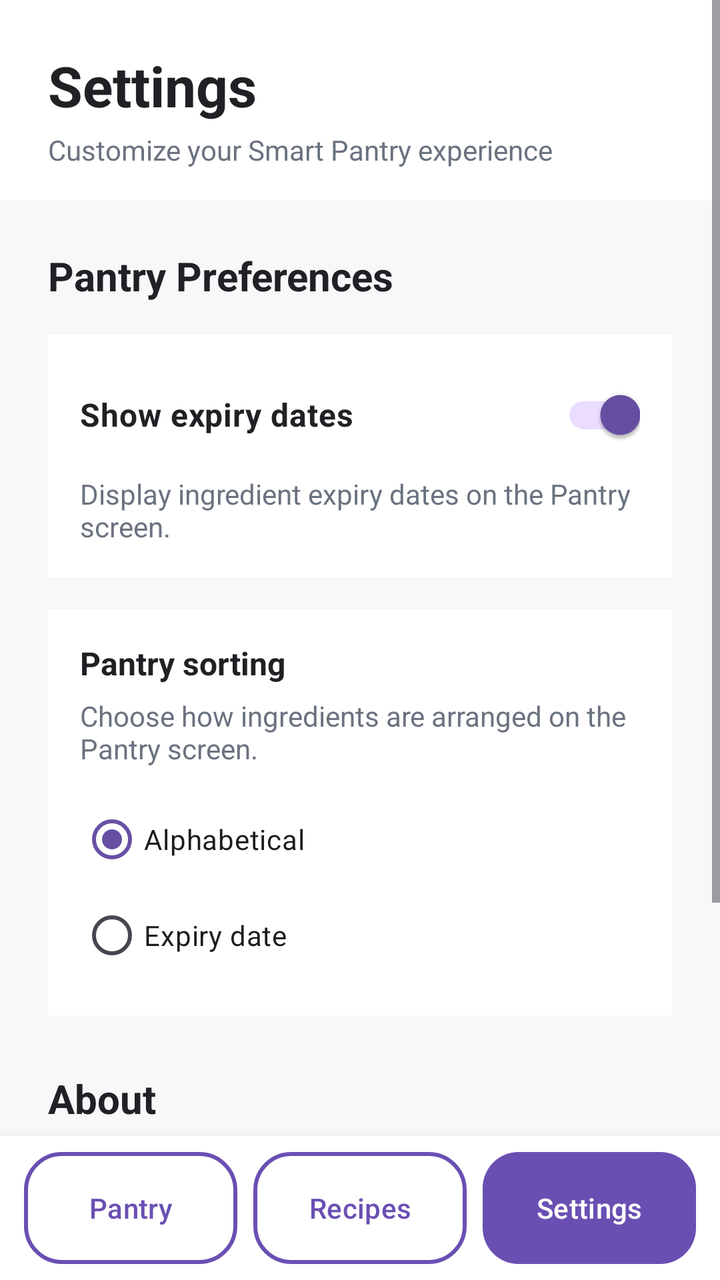
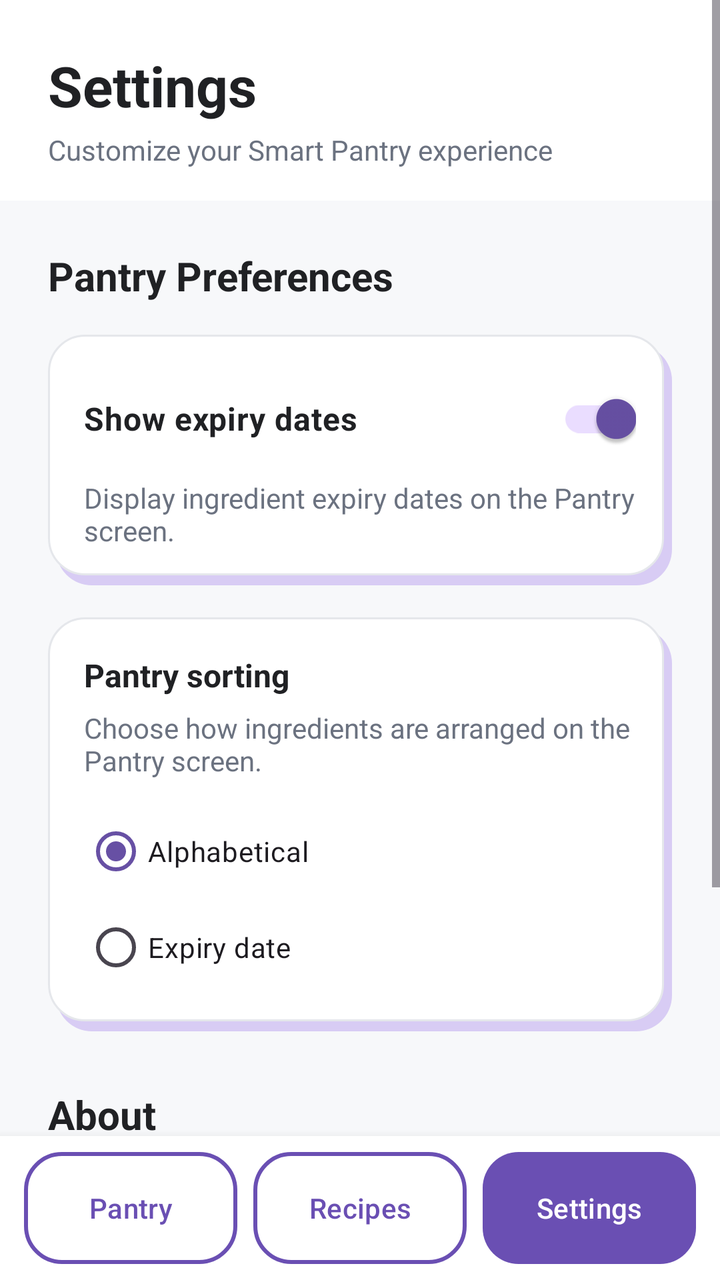

Compare the two renders of this Android layout. The source of the first and the diff that turns it into the second are given below.
<!-- AndroidManifest.xml: application theme Theme.SmartPantryManager -->
<!-- res/layout/activity_settings.xml -->
<?xml version="1.0" encoding="utf-8"?>
<LinearLayout xmlns:android="http://schemas.android.com/apk/res/android"
    xmlns:app="http://schemas.android.com/apk/res-auto"
    android:layout_width="match_parent"
    android:layout_height="match_parent"
    android:orientation="vertical"
    android:background="#F7F8FA">

    
    <ScrollView
        android:layout_width="match_parent"
        android:layout_height="0dp"
        android:layout_weight="1">

        <LinearLayout
            android:layout_width="match_parent"
            android:layout_height="wrap_content"
            android:orientation="vertical">

            
            <LinearLayout
                android:layout_width="match_parent"
                android:layout_height="wrap_content"
                android:orientation="vertical"
                android:paddingStart="24dp"
                android:paddingTop="24dp"
                android:paddingEnd="24dp"
                android:paddingBottom="16dp"
                android:background="#FFFFFF">

                <TextView
                    android:layout_width="wrap_content"
                    android:layout_height="wrap_content"
                    android:text="Settings"
                    android:textSize="28sp"
                    android:textStyle="bold"
                    android:textColor="#202124" />

                <TextView
                    android:layout_width="wrap_content"
                    android:layout_height="wrap_content"
                    android:layout_marginTop="4dp"
                    android:text="Customize your Smart Pantry experience"
                    android:textSize="14sp"
                    android:textColor="#6B7280" />

            </LinearLayout>


            
            <TextView
                android:layout_width="match_parent"
                android:layout_height="wrap_content"
                android:layout_marginStart="24dp"
                android:layout_marginTop="24dp"
                android:layout_marginEnd="24dp"
                android:text="Pantry Preferences"
                android:textSize="20sp"
                android:textStyle="bold"
                android:textColor="#202124" />


            
            <LinearLayout
                android:layout_width="match_parent"
                android:layout_height="wrap_content"
                android:layout_marginStart="24dp"
                android:layout_marginTop="16dp"
                android:layout_marginEnd="24dp"
                android:orientation="vertical"
                android:padding="16dp"
                android:background="#FFFFFF">

                <androidx.appcompat.widget.SwitchCompat
                    android:id="@+id/switchShowExpiry"
                    android:layout_width="match_parent"
                    android:layout_height="wrap_content"
                    android:text="Show expiry dates"
                    android:textSize="16sp"
                    android:textStyle="bold"
                    android:textColor="#202124"
                    android:checked="true" />

                <TextView
                    android:layout_width="match_parent"
                    android:layout_height="wrap_content"
                    android:layout_marginTop="6dp"
                    android:text="Display ingredient expiry dates on the Pantry screen."
                    android:textSize="14sp"
                    android:textColor="#6B7280" />

            </LinearLayout>


            
            <LinearLayout
                android:layout_width="match_parent"
                android:layout_height="wrap_content"
                android:layout_marginStart="24dp"
                android:layout_marginTop="16dp"
                android:layout_marginEnd="24dp"
                android:orientation="vertical"
                android:padding="16dp"
                android:background="#FFFFFF">

                <TextView
                    android:layout_width="match_parent"
                    android:layout_height="wrap_content"
                    android:text="Pantry sorting"
                    android:textSize="16sp"
                    android:textStyle="bold"
                    android:textColor="#202124" />

                <TextView
                    android:layout_width="match_parent"
                    android:layout_height="wrap_content"
                    android:layout_marginTop="6dp"
                    android:text="Choose how ingredients are arranged on the Pantry screen."
                    android:textSize="14sp"
                    android:textColor="#6B7280" />

                
                <RadioGroup
                    android:id="@+id/radioGroupSort"
                    android:layout_width="match_parent"
                    android:layout_height="wrap_content"
                    android:layout_marginTop="12dp">

                    <RadioButton
                        android:id="@+id/radioAlphabetical"
                        android:layout_width="wrap_content"
                        android:layout_height="wrap_content"
                        android:text="Alphabetical"
                        android:checked="true" />

                    <RadioButton
                        android:id="@+id/radioExpiry"
                        android:layout_width="wrap_content"
                        android:layout_height="wrap_content"
                        android:text="Expiry date" />

                </RadioGroup>

            </LinearLayout>


            
            <TextView
                android:layout_width="match_parent"
                android:layout_height="wrap_content"
                android:layout_marginStart="24dp"
                android:layout_marginTop="28dp"
                android:layout_marginEnd="24dp"
                android:text="About"
                android:textSize="20sp"
                android:textStyle="bold"
                android:textColor="#202124" />


            
            <LinearLayout
                android:layout_width="match_parent"
                android:layout_height="wrap_content"
                android:layout_marginStart="24dp"
                android:layout_marginTop="16dp"
                android:layout_marginEnd="24dp"
                android:layout_marginBottom="24dp"
                android:orientation="vertical"
                android:padding="16dp"
                android:background="#FFFFFF">

                <TextView
                    android:layout_width="match_parent"
                    android:layout_height="wrap_content"
                    android:text="Smart Pantry Manager"
                    android:textSize="17sp"
                    android:textStyle="bold"
                    android:textColor="#202124" />

                <TextView
                    android:layout_width="match_parent"
                    android:layout_height="wrap_content"
                    android:layout_marginTop="6dp"
                    android:text="Track pantry ingredients and discover recipes you can make using what you already have."
                    android:textSize="14sp"
                    android:textColor="#6B7280" />

            </LinearLayout>

        </LinearLayout>

    </ScrollView>


    
    <LinearLayout
        android:layout_width="match_parent"
        android:layout_height="72dp"
        android:orientation="horizontal"
        android:gravity="center"
        android:paddingStart="12dp"
        android:paddingTop="8dp"
        android:paddingEnd="12dp"
        android:paddingBottom="8dp"
        android:background="#FFFFFF"
        android:elevation="8dp">

        <Button
            android:id="@+id/btnPantry"
            android:layout_width="0dp"
            android:layout_height="match_parent"
            android:layout_weight="1"
            android:layout_marginEnd="4dp"
            android:background="@drawable/nav_button_outline"
            app:backgroundTint="@null"
            android:text="Pantry"
            android:textAllCaps="false"
            android:textColor="@color/nav_purple"
            android:textSize="14sp"
            android:minWidth="0dp"
            android:minHeight="0dp" />

        <Button
            android:id="@+id/btnRecipes"
            android:layout_width="0dp"
            android:layout_height="match_parent"
            android:layout_weight="1"
            android:layout_marginStart="4dp"
            android:layout_marginEnd="4dp"
            android:background="@drawable/nav_button_outline"
            app:backgroundTint="@null"
            android:text="Recipes"
            android:textAllCaps="false"
            android:textColor="@color/nav_purple"
            android:textSize="14sp"
            android:minWidth="0dp"
            android:minHeight="0dp" />

        
        <Button
            android:id="@+id/btnSettings"
            android:layout_width="0dp"
            android:layout_height="match_parent"
            android:layout_weight="1"
            android:layout_marginStart="4dp"
            android:background="@drawable/nav_button_active"
            app:backgroundTint="@null"
            android:text="Settings"
            android:textAllCaps="false"
            android:textColor="#FFFFFF"
            android:textSize="14sp"
            android:minWidth="0dp"
            android:minHeight="0dp" />

    </LinearLayout>

</LinearLayout>
<!-- resources referenced by this layout -->
<resources>
  <color name="nav_purple">#6A4FB3</color>
  <!-- drawable nav_button_active (drawable) -->
  <?xml version="1.0" encoding="utf-8"?>
  <selector xmlns:android="http://schemas.android.com/apk/res/android">
  
      
      <item android:state_hovered="true">
          <shape android:shape="rectangle">
  
              <solid android:color="@color/nav_purple_dark" />
  
              <corners android:radius="18dp" />
  
          </shape>
      </item>
  
      
      <item android:state_pressed="true">
          <shape android:shape="rectangle">
  
              <solid android:color="@color/nav_purple_dark" />
  
              <corners android:radius="18dp" />
  
          </shape>
      </item>
  
      
      <item>
          <shape android:shape="rectangle">
  
              <solid android:color="@color/nav_purple" />
  
              <corners android:radius="18dp" />
  
          </shape>
      </item>
  
  </selector>
  <!-- drawable nav_button_outline (drawable) -->
  <?xml version="1.0" encoding="utf-8"?>
  <selector xmlns:android="http://schemas.android.com/apk/res/android">
  
      
      <item android:state_hovered="true">
          <shape android:shape="rectangle">
  
              <solid android:color="@color/nav_purple_light" />
  
              <stroke
                  android:width="2dp"
                  android:color="@color/nav_purple" />
  
              <corners android:radius="18dp" />
  
          </shape>
      </item>
  
      
      <item android:state_pressed="true">
          <shape android:shape="rectangle">
  
              <solid android:color="@color/nav_purple_light" />
  
              <stroke
                  android:width="2dp"
                  android:color="@color/nav_purple_dark" />
  
              <corners android:radius="18dp" />
  
          </shape>
      </item>
  
      
      <item>
          <shape android:shape="rectangle">
  
              <solid android:color="#FFFFFF" />
  
              <stroke
                  android:width="2dp"
                  android:color="@color/nav_purple" />
  
              <corners android:radius="18dp" />
  
          </shape>
      </item>
  
  </selector>
  <style name="Theme.SmartPantryManager" parent="Base.Theme.SmartPantryManager" />
  <color name="nav_purple_dark">#563D9C</color>
  <color name="nav_purple_light">#EEE8FA</color>
  <style name="Base.Theme.SmartPantryManager" parent="Theme.Material3.DayNight.NoActionBar">
          
          
      </style>
</resources>

<!-- the commit's change to res/layout/activity_settings.xml (unified diff, before → after) -->
@@ -68,8 +68,8 @@
                 android:layout_marginTop="16dp"
                 android:layout_marginEnd="24dp"
                 android:orientation="vertical"
-                android:padding="16dp"
-                android:background="#FFFFFF">
+                android:padding="18dp"
+                android:background="@drawable/detail_card_background">
 
                 <androidx.appcompat.widget.SwitchCompat
                     android:id="@+id/switchShowExpiry"
@@ -100,8 +100,8 @@
                 android:layout_marginTop="16dp"
                 android:layout_marginEnd="24dp"
                 android:orientation="vertical"
-                android:padding="16dp"
-                android:background="#FFFFFF">
+                android:padding="18dp"
+                android:background="@drawable/detail_card_background">
 
                 <TextView
                     android:layout_width="match_parent"
@@ -166,8 +166,8 @@
                 android:layout_marginEnd="24dp"
                 android:layout_marginBottom="24dp"
                 android:orientation="vertical"
-                android:padding="16dp"
-                android:background="#FFFFFF">
+                android:padding="18dp"
+                android:background="@drawable/detail_card_background">
 
                 <TextView
                     android:layout_width="match_parent"
<!-- resource entries referenced after the edit -->
@@ -1,6 +1,45 @@
 <!-- resources referenced by this layout -->
 <resources>
   <color name="nav_purple">#6A4FB3</color>
+  <!-- drawable detail_card_background (drawable) -->
+  <?xml version="1.0" encoding="utf-8"?>
+  <layer-list xmlns:android="http://schemas.android.com/apk/res/android">
+  
+      
+      <item
+          android:left="4dp"
+          android:top="5dp">
+  
+          <shape android:shape="rectangle">
+  
+              <solid android:color="#D8CCF4" />
+  
+              <corners android:radius="18dp" />
+  
+          </shape>
+  
+      </item>
+  
+      
+      <item
+          android:right="4dp"
+          android:bottom="5dp">
+  
+          <shape android:shape="rectangle">
+  
+              <solid android:color="#FFFFFF" />
+  
+              <stroke
+                  android:width="1dp"
+                  android:color="#E5E7EB" />
+  
+              <corners android:radius="18dp" />
+  
+          </shape>
+  
+      </item>
+  
+  </layer-list>
   <!-- drawable nav_button_active (drawable) -->
   <?xml version="1.0" encoding="utf-8"?>
   <selector xmlns:android="http://schemas.android.com/apk/res/android">
